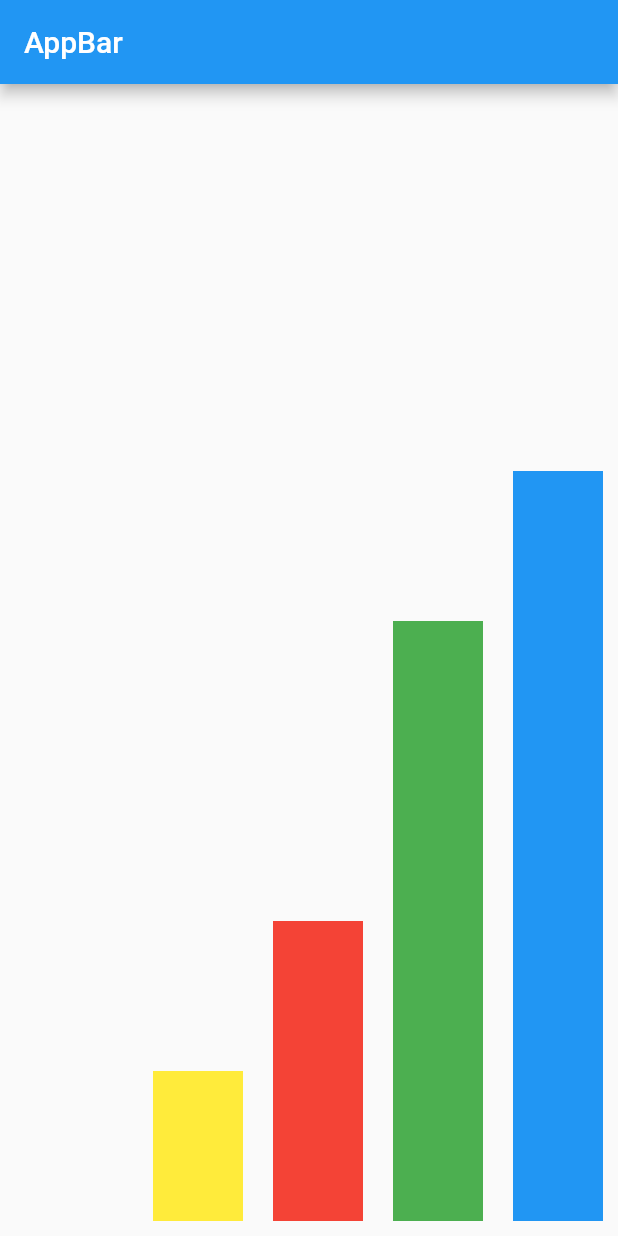
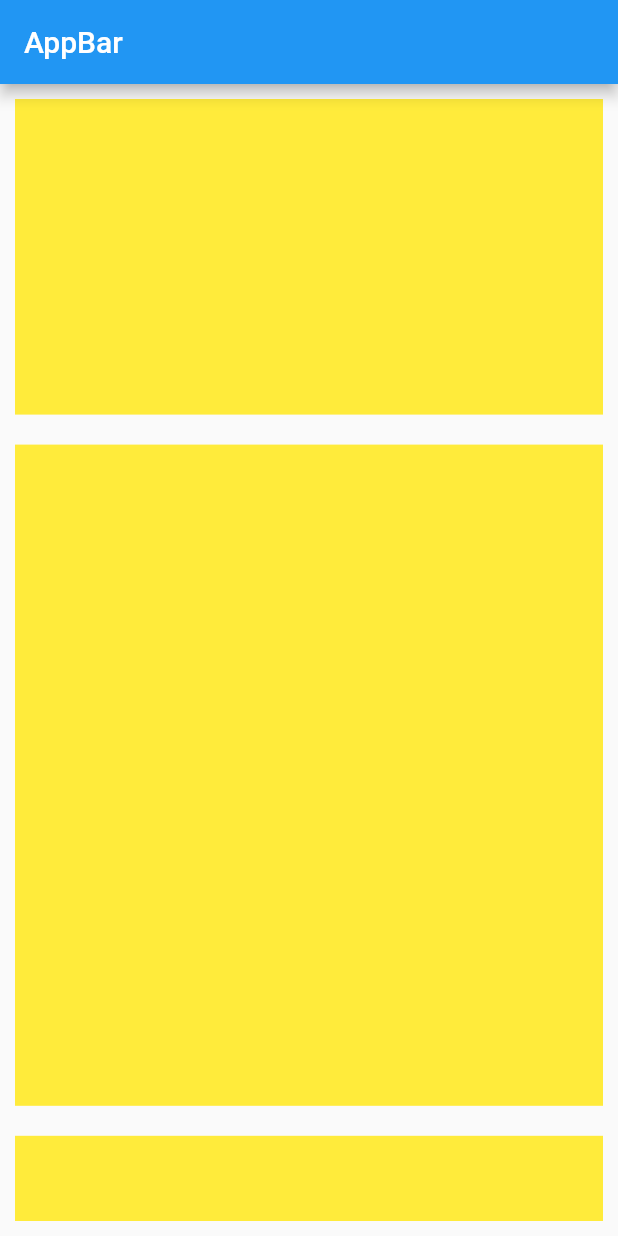
Before and after one commit to leandroheidemann/aula-flutter, a Flutter app: the screen it shows after launch, on a phone screen of 412 x 824 dp. Run offline on Flutter 3.47's test engine with Material 2 defaults, Android fonts, the phone set to English and light mode, and no system bars.

Commit message:
exercício 4º

```diff
--- a/lib/main.dart
+++ b/lib/main.dart
@@ -31,25 +31,18 @@ class _MyAppState extends State<MyApp> {
     return MaterialApp(
       debugShowCheckedModeBanner: false,
       home: Scaffold(
-        appBar: AppBar(title: const Text("AppBar")),
-        body: Column(
-          crossAxisAlignment: CrossAxisAlignment.end,
-          mainAxisAlignment: MainAxisAlignment.end,
-          children: [
-            Row(
-              mainAxisAlignment: MainAxisAlignment.end,
-              crossAxisAlignment: CrossAxisAlignment.end,
-              textDirection: TextDirection.ltr,
-              children: [
-                containerBuild(bgColor: Colors.yellow, w: 60, h: 100),
-                containerBuild(bgColor: Colors.red, w: 60, h: 200),
-                containerBuild(bgColor: Colors.green, w: 60, h: 400),
-                containerBuild(bgColor: Colors.blue, w: 60, h: 500),
-              ],
-            ),
-          ],
-        ),
-      ),
+          appBar: AppBar(title: const Text("AppBar")),
+          body: Column(children: [
+            Expanded(
+                flex: 30,
+                child: containerBuild(w: double.infinity, h: double.infinity)),
+            Expanded(
+                flex: 60,
+                child: containerBuild(w: double.infinity, h: double.infinity)),
+            Expanded(
+                flex: 10,
+                child: containerBuild(w: double.infinity, h: double.infinity)),
+          ])),
     );
   }
 }
```
